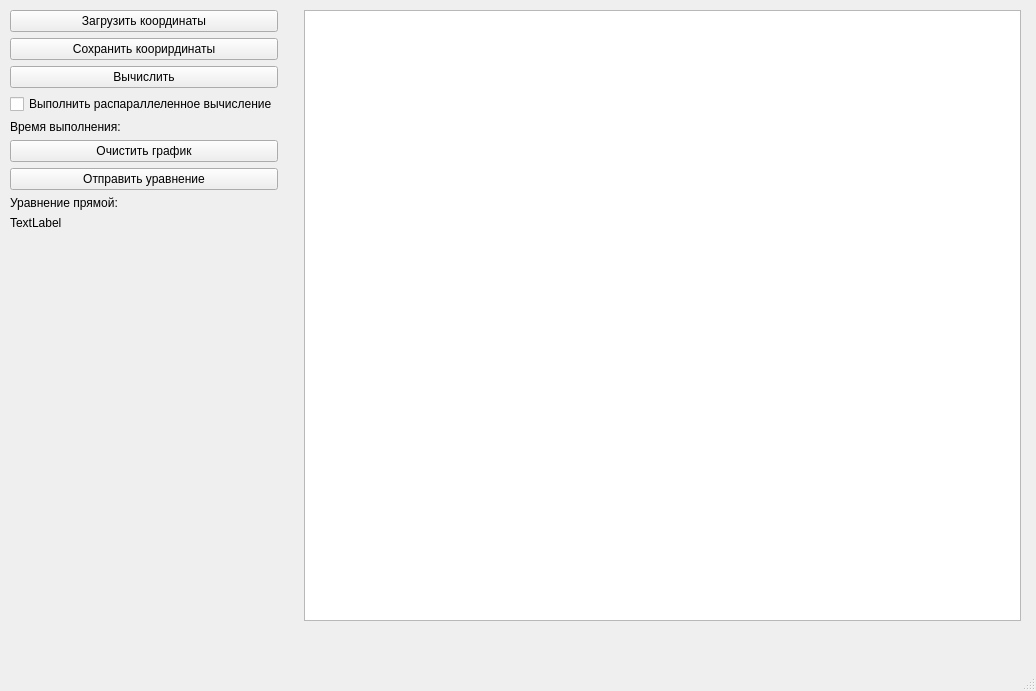
Qt form mainwindow.ui (avkapochkina/RANSAC) before a commit.
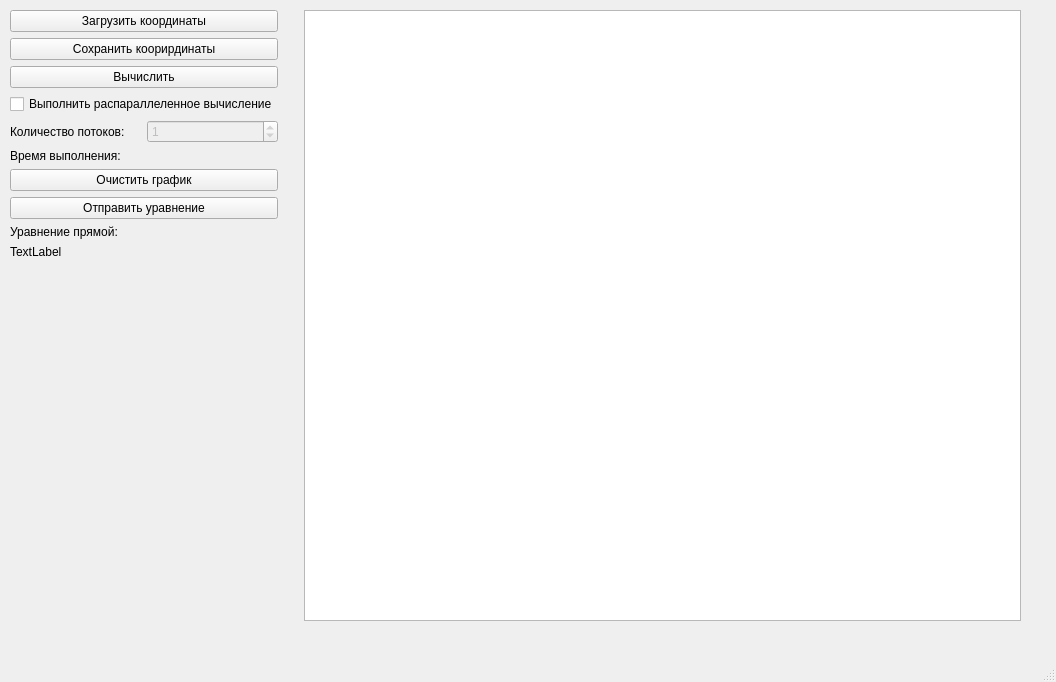
The same form after that commit.

Commit message: Threads were fixed

Patch:
```diff
--- a/mainwindow.ui
+++ b/mainwindow.ui
@@ -6,8 +6,8 @@
    <rect>
     <x>0</x>
     <y>0</y>
-    <width>1036</width>
-    <height>691</height>
+    <width>1056</width>
+    <height>682</height>
    </rect>
   </property>
   <property name="windowTitle">
@@ -54,6 +54,33 @@
          </property>
         </widget>
        </item>
+       <item>
+        <layout class="QVBoxLayout" name="verticalLayout_2"/>
+       </item>
+       <item>
+        <layout class="QHBoxLayout" name="horizontalLayout_3">
+         <item>
+          <widget class="QLabel" name="label">
+           <property name="text">
+            <string>Количество потоков:</string>
+           </property>
+          </widget>
+         </item>
+         <item>
+          <widget class="QSpinBox" name="threadBox">
+           <property name="enabled">
+            <bool>false</bool>
+           </property>
+           <property name="value">
+            <number>1</number>
+           </property>
+          </widget>
+         </item>
+        </layout>
+       </item>
+       <item>
+        <layout class="QVBoxLayout" name="verticalLayout_3"/>
+       </item>
        <item>
         <widget class="QLabel" name="timerLabel">
          <property name="text">
```
Left out of the diff: 2 changed lines with no effect on the pictures. The commit also changes 3 other files.
